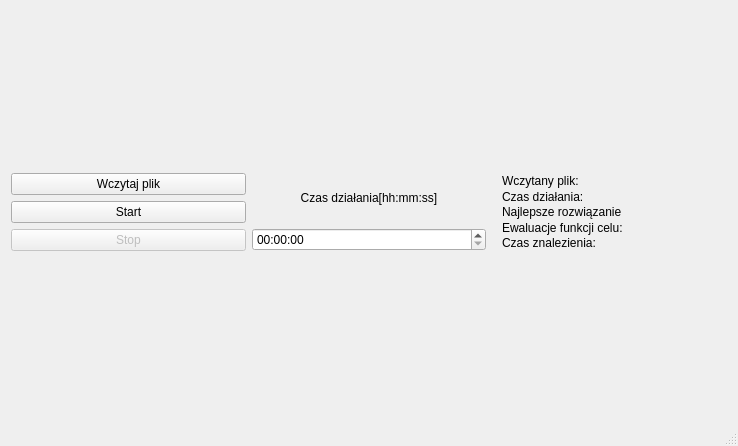
First picture: the form in OrderP3 GUI/OrderP3GUI.ui, repository simonusher/p4, before the edit.
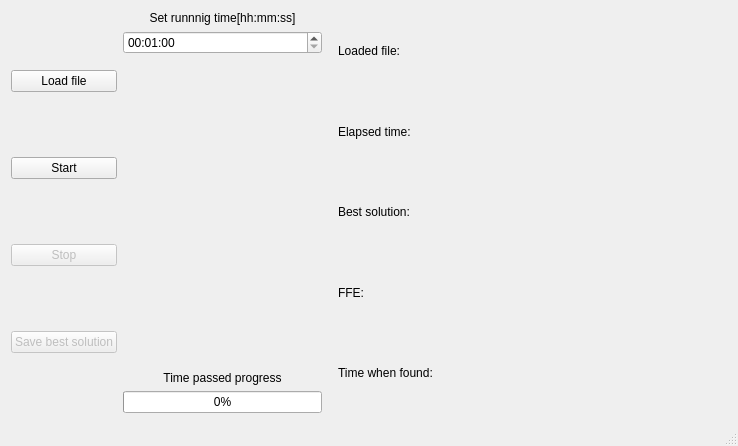
Second picture: the form after the edit.

Patch:
```diff
--- a/OrderP3 GUI/OrderP3GUI.ui
+++ b/OrderP3 GUI/OrderP3GUI.ui
@@ -14,13 +14,13 @@
    <string>OrderP3GUI</string>
   </property>
   <widget class="QWidget" name="centralWidget">
-   <layout class="QGridLayout" name="gridLayout" rowstretch="1,2" columnstretch="0,0,0">
+   <layout class="QGridLayout" name="gridLayout" rowstretch="0,2" columnstretch="0,2,4">
     <item row="0" column="0">
      <layout class="QVBoxLayout" name="verticalLayout">
       <item>
        <widget class="QPushButton" name="bt_select_file">
         <property name="text">
-         <string>Wczytaj plik</string>
+         <string>Load file</string>
         </property>
        </widget>
       </item>
@@ -41,14 +41,24 @@
         </property>
        </widget>
       </item>
+      <item>
+       <widget class="QPushButton" name="bt_save_best_solution">
+        <property name="enabled">
+         <bool>false</bool>
+        </property>
+        <property name="text">
+         <string>Save best solution</string>
+        </property>
+       </widget>
+      </item>
      </layout>
     </item>
     <item row="0" column="1">
-     <layout class="QVBoxLayout" name="verticalLayout_2">
+     <layout class="QVBoxLayout" name="verticalLayout_2" stretch="0,0,0,0,0">
       <item>
-       <widget class="QLabel" name="label">
+       <widget class="QLabel" name="time_running">
         <property name="text">
-         <string>Czas działania[hh:mm:ss]</string>
+         <string>Set runnnig time[hh:mm:ss]</string>
         </property>
         <property name="alignment">
          <set>Qt::AlignCenter</set>
@@ -57,15 +67,74 @@
       </item>
       <item>
        <widget class="QTimeEdit" name="timeEdit">
+        <property name="maximumTime">
+         <time>
+          <hour>23</hour>
+          <minute>59</minute>
+          <second>59</second>
+         </time>
+        </property>
         <property name="displayFormat">
          <string>HH:mm:ss</string>
         </property>
+        <property name="time">
+         <time>
+          <hour>0</hour>
+          <minute>1</minute>
+          <second>0</second>
+         </time>
+        </property>
+       </widget>
+      </item>
+      <item>
+       <spacer name="verticalSpacer">
+        <property name="orientation">
+         <enum>Qt::Vertical</enum>
+        </property>
+        <property name="sizeHint" stdset="0">
+         <size>
+          <width>20</width>
+          <height>40</height>
+         </size>
+        </property>
+       </spacer>
+      </item>
+      <item>
+       <widget class="QLabel" name="label">
+        <property name="sizePolicy">
+         <sizepolicy hsizetype="Preferred" vsizetype="Fixed">
+          <horstretch>0</horstretch>
+          <verstretch>0</verstretch>
+         </sizepolicy>
+        </property>
+        <property name="text">
+         <string>Time passed progress</string>
+        </property>
+        <property name="alignment">
+         <set>Qt::AlignCenter</set>
+        </property>
+       </widget>
+      </item>
+      <item>
+       <widget class="QProgressBar" name="time_passed_progress_bar">
+        <property name="sizePolicy">
+         <sizepolicy hsizetype="Minimum" vsizetype="Fixed">
+          <horstretch>0</horstretch>
+          <verstretch>0</verstretch>
+         </sizepolicy>
+        </property>
+        <property name="value">
+         <number>0</number>
+        </property>
+        <property name="textVisible">
+         <bool>true</bool>
+        </property>
        </widget>
       </item>
      </layout>
     </item>
     <item row="0" column="2">
-     <layout class="QGridLayout" name="metadata_grid_layout" rowstretch="0,0,0,0,0" columnstretch="0,0">
+     <layout class="QGridLayout" name="metadata_grid_layout" rowstretch="0,0,0,0,0" columnstretch="0,1" columnminimumwidth="0,100">
       <property name="leftMargin">
        <number>10</number>
       </property>
@@ -85,7 +154,7 @@
       <item row="4" column="0">
        <widget class="QLabel" name="lb_time">
         <property name="text">
-         <string>Czas znalezienia:</string>
+         <string>Time when found:</string>
         </property>
        </widget>
       </item>
@@ -99,14 +168,14 @@
       <item row="2" column="0">
        <widget class="QLabel" name="lb_best_solution">
         <property name="text">
-         <string>Najlepsze rozwiązanie</string>
+         <string>Best solution:</string>
         </property>
        </widget>
       </item>
       <item row="3" column="0">
        <widget class="QLabel" name="lb_ffe">
         <property name="text">
-         <string>Ewaluacje funkcji celu:</string>
+         <string>FFE:</string>
         </property>
        </widget>
       </item>
@@ -120,7 +189,7 @@
       <item row="1" column="0">
        <widget class="QLabel" name="lb_time_passed">
         <property name="text">
-         <string>Czas działania:</string>
+         <string>Elapsed time:</string>
         </property>
        </widget>
       </item>
@@ -134,7 +203,7 @@
       <item row="0" column="0">
        <widget class="QLabel" name="lb_loaded_file">
         <property name="text">
-         <string>Wczytany plik:</string>
+         <string>Loaded file:</string>
         </property>
        </widget>
       </item>
```
Left out of the diff: 29 changed lines with no effect on the pictures.
